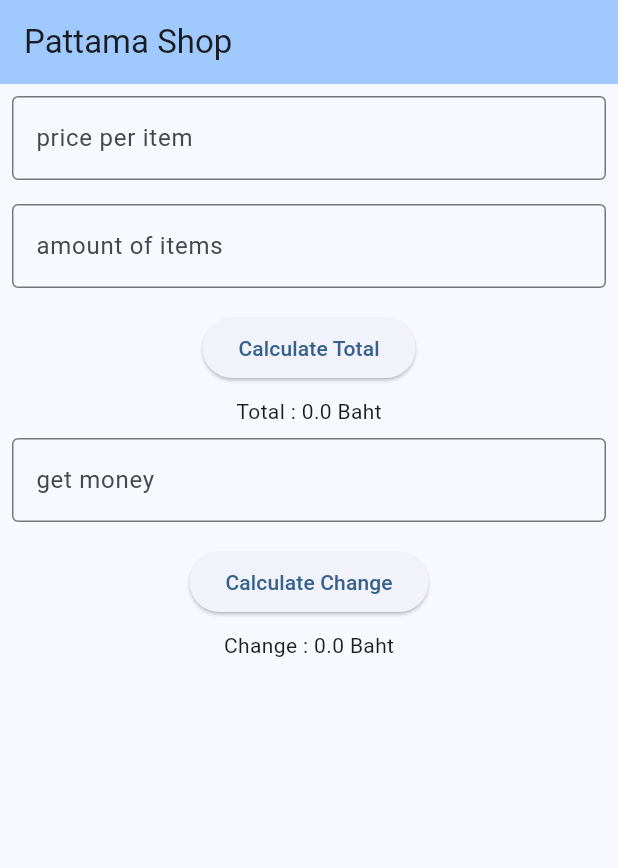
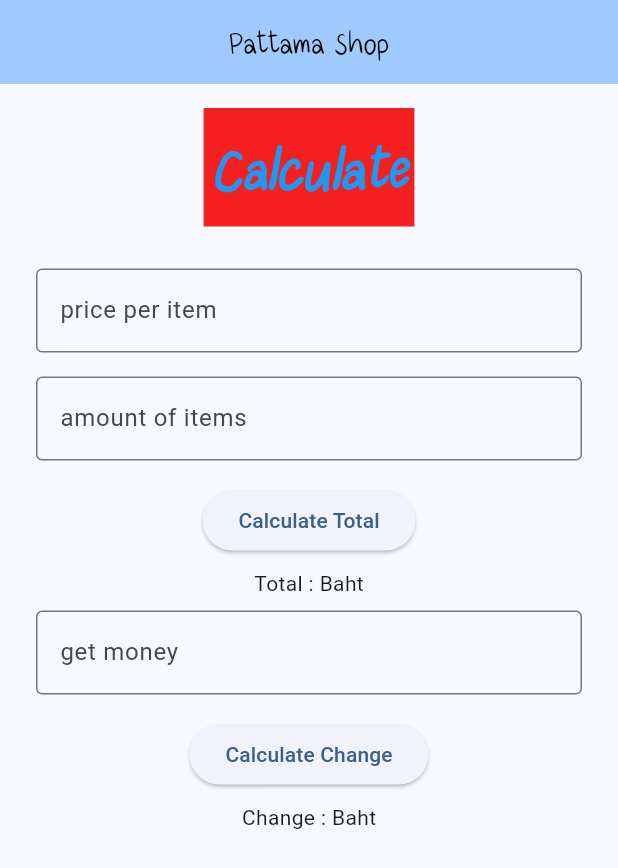
Before and after one commit to Natchanan001/firstapp, a Flutter app: the screen it shows after launch, on a phone screen of 412 x 824 dp. Shown: the top 868 px of the screen. Run offline on Flutter 3.47's test engine with Material 3 defaults, Android fonts, the phone set to English and light mode, and no system bars.

Commit message:
add font + yassified

```diff
--- a/lib/main.dart
+++ b/lib/main.dart
@@ -15,7 +15,6 @@ class MyApp extends StatelessWidget {
         colorScheme: ColorScheme.fromSeed(seedColor: Colors.blue),
         useMaterial3: true,
       ),
-
       home: const MyHomePage(title: 'Pattama Shop'),
       debugShowCheckedModeBanner: false,
     );
@@ -31,13 +30,15 @@ class MyHomePage extends StatefulWidget {
 }
 
 class _MyHomePageState extends State<MyHomePage> {
-  //Control Data
+  // Control Data
   var price = TextEditingController();
   var amount = TextEditingController();
   var receive = TextEditingController();
 
   double _total = 0;
   double _change = 0;
+
+  // Widgets ---------------------------------------------
 
   Widget priceTextField() {
     return Padding(
@@ -98,7 +99,9 @@ class _MyHomePageState extends State<MyHomePage> {
   }
 
   Widget showTotalText() {
-    return Text("Total : $_total Baht");
+    return Text(
+      _total == 0 ? "Total : Baht" : "Total : $_total Baht",
+    );
   }
 
   Widget changeCalculateButton() {
@@ -108,14 +111,12 @@ class _MyHomePageState extends State<MyHomePage> {
         onPressed: () {
           if (receive.text.isNotEmpty) {
             if (double.parse(receive.text) < _total) {
-              //Not enough money
               ScaffoldMessenger.of(context).showSnackBar(
                 const SnackBar(content: Text("Not enough money!")),
               );
             } else {
               setState(() {
-                _change =
-                    double.parse(receive.text) - _total;
+                _change = double.parse(receive.text) - _total;
               });
             }
           }
@@ -126,20 +127,55 @@ class _MyHomePageState extends State<MyHomePage> {
   }
 
   Widget showChangeText() {
-    return Text("Change : $_change Baht");
+    return Text(
+      _change == 0 ? "Change : Baht" : "Change : $_change Baht",
+    );
   }
 
+  // -------------------------------------------------------
 
   @override
   Widget build(BuildContext context) {
     return Scaffold(
       appBar: AppBar(
         backgroundColor: Theme.of(context).colorScheme.inversePrimary,
-        title: Text(widget.title),
+        title: Text(
+          widget.title,
+          style: const TextStyle(
+            fontFamily: 'maaja',
+            fontSize: 26,
+            color: Colors.black,
+          ),
+        ),
+        centerTitle: true,
       ),
 
-      body: Column(
+      // ⭐ Calculate แบบใหญ่ตามสไลด์!
+      body: SingleChildScrollView(
+        child: Padding(
+          padding: const EdgeInsets.all(16.0),
+
+          child: Column(
             children: [
+      Container(
+        padding: const EdgeInsets.symmetric(horizontal: 5, vertical: 5),
+        decoration: BoxDecoration(
+            color: const Color.fromARGB(255, 244, 31, 31),   // สีพื้นหลังแดง
+            ),
+        child: const Text(
+          "Calculate",
+        style: TextStyle(
+       fontFamily: 'maaja',
+       fontSize: 48,
+       fontWeight: FontWeight.bold,
+       fontStyle: FontStyle.italic,
+       color: Colors.blue,     // ตัวหนังสือสีฟ้า
+         ),
+      ),
+    ),
+
+              const SizedBox(height: 20),
+
               priceTextField(),
               amountTextField(),
               calculateButton(),
@@ -149,6 +185,8 @@ class _MyHomePageState extends State<MyHomePage> {
               showChangeText(),
             ],
           ),
+        ),
+      ),
     );
   }
 }
```
Lines whose indentation alone changed are shown as unchanged.
